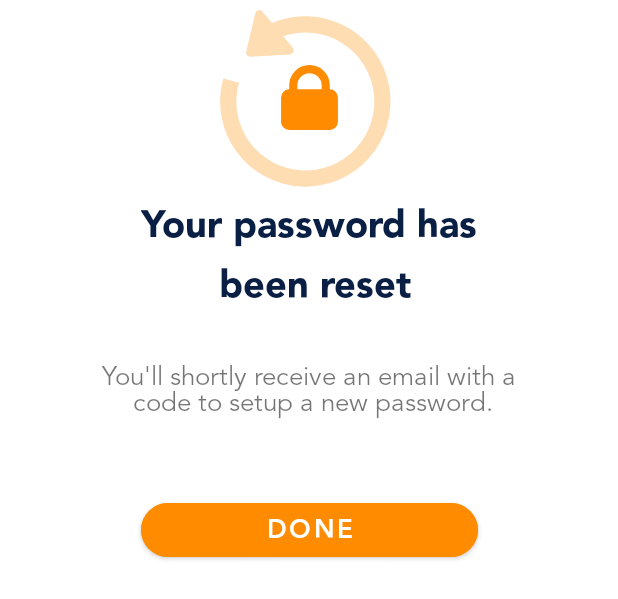
After one commit to nishank23/Urban_food, an Android app: the layout resetpassworddialog.xml on its own in the app's theme, with its tools: preview values and no code run, on a phone screen of 412 x 824 dp. The commit adds this screen. Shown: the top 599 px of the screen. Run offline under Robolectric (Android 15) with nearby library versions, the phone set to English and light mode, and no system bars.

Commit message:
- second commit

```diff
--- a/Urban_Food/app/src/main/res/drawable/ic_lock_overturning.xml
+++ b/Urban_Food/app/src/main/res/drawable/ic_lock_overturning.xml
@@ -4,11 +4,11 @@
     android:viewportWidth="130"
     android:viewportHeight="130">
   <path
-      android:pathData="M51.25,120a3.441,3.441 0,0 1,-2.434 -1,215.256 215.256,0 0,1 -20,-23.747A134.029,134.029 0,0 1,15.843 73.674C11.966,65.329 10,57.784 10,51.25a41.25,41.25 0,0 1,82.5 0,38.244 38.244,0 0,1 -0.736,6.951A34.279,34.279 0,0 0,58.125 92.5a33.836,33.836 0,0 0,4.51 16.713c-5.076,5.9 -8.8,9.627 -8.951,9.783A3.438,3.438 0,0 1,51.25 120ZM51.25,30.625A20.625,20.625 0,1 0,71.875 51.25,20.648 20.648,0 0,0 51.25,30.625Z"
+      android:pathData="M40.028,15.356A56.8,56.8 0,1 1,7.525 52.315l10.431,2.926A45.984,45.984 0,1 0,47.389 24.129l6.45,7.687A2.708,2.708 0,0 1,51.917 36.26L25.555,37.754a2.708,2.708 0,0 1,-2.788 -3.332L28.88,8.795A2.708,2.708 0,0 1,33.589 7.683Z"
+      android:strokeAlpha="0.3"
+      android:fillColor="#ff8c00"
+      android:fillAlpha="0.3"/>
+  <path
+      android:pathData="M78.542,86.666L51.459,86.666A5.423,5.423 0,0 1,46.042 81.25L46.042,65A5.423,5.423 0,0 1,51.459 59.583L51.459,56.874a13.541,13.541 0,1 1,27.083 0L78.542,59.583a5.423,5.423 0,0 1,5.417 5.416v16.25A5.423,5.423 0,0 1,78.542 86.666ZM65,48.75a8.134,8.134 0,0 0,-8.125 8.124L56.875,59.583h16.25L73.125,56.874A8.134,8.134 0,0 0,65 48.75Z"
       android:fillColor="#ff8c00"/>
-  <path
-      android:pathData="M92.5,120A27.507,27.507 0,0 1,81.8 67.161,27.507 27.507,0 0,1 103.2,117.839 27.325,27.325 0,0 1,92.5 120ZM82.184,89.067a3.436,3.436 0,0 0,-2.43 5.867l6.875,6.875a3.453,3.453 0,0 0,4.867 0l13.75,-13.75A3.442,3.442 0,0 0,100.372 83.2L89.055,94.515l-4.441,-4.441A3.414,3.414 0,0 0,82.184 89.067Z"
-      android:strokeAlpha="0.5"
-      android:fillColor="#ff8c00"
-      android:fillAlpha="0.5"/>
 </vector>
--- /dev/null
+++ b/Urban_Food/app/src/main/res/layout/resetpassworddialog.xml
@@ -0,0 +1,56 @@
+<?xml version="1.0" encoding="utf-8"?>
+<androidx.constraintlayout.widget.ConstraintLayout xmlns:android="http://schemas.android.com/apk/res/android"
+    android:layout_width="match_parent"
+    android:layout_height="match_parent"
+    xmlns:app="http://schemas.android.com/apk/res-auto">
+<ImageView
+    android:id="@+id/iv_password_reset"
+    android:layout_width="wrap_content"
+    android:layout_height="wrap_content"
+    android:src="@drawable/ic_lock_overturning"
+    app:layout_constraintStart_toStartOf="parent"
+    app:layout_constraintEnd_toEndOf="parent"
+    app:layout_constraintTop_toTopOf="parent"
+    />
+<com.google.android.material.textview.MaterialTextView
+    android:id="@+id/tv_password_reset"
+    android:layout_width="wrap_content"
+    android:layout_height="wrap_content"
+    android:text="Your password has\n been reset"
+    android:fontFamily="@font/avenir_black"
+    android:textSize="25sp"
+    android:textColor="@color/titleblue"
+    android:gravity="center"
+    app:layout_constraintStart_toStartOf="parent"
+    app:layout_constraintEnd_toEndOf="parent"
+    app:layout_constraintTop_toBottomOf="@+id/iv_password_reset"
+    />
+    <com.google.android.material.textview.MaterialTextView
+        android:id="@+id/tv_pwdreset"
+        android:layout_width="wrap_content"
+        android:layout_height="wrap_content"
+        app:layout_constraintStart_toStartOf="parent"
+        app:layout_constraintEnd_toEndOf="parent"
+        app:layout_constraintTop_toBottomOf="@+id/tv_password_reset"
+        android:layout_marginTop="30dp"
+        android:gravity="center"
+        android:text="@string/tv_receivepassword"
+        android:fontFamily="@font/avenir_book"
+        android:textSize="17sp"
+        />
+    <com.google.android.material.button.MaterialButton
+        android:layout_width="0dp"
+        android:layout_height="wrap_content"
+        android:layout_marginTop="50dp"
+        android:layout_marginBottom="30dp"
+        android:backgroundTint="@color/orange"
+        android:fontFamily="@font/avenir_heavy"
+        android:text="Done"
+        android:textSize="17sp"
+        app:cornerRadius="20dp"
+        app:layout_constraintEnd_toEndOf="@id/tv_password_reset"
+        app:layout_constraintStart_toStartOf="@id/tv_password_reset"
+
+        app:layout_constraintTop_toBottomOf="@id/tv_pwdreset" />
+
+</androidx.constraintlayout.widget.ConstraintLayout>
--- a/Urban_Food/app/src/main/res/values/strings.xml
+++ b/Urban_Food/app/src/main/res/values/strings.xml
@@ -16,6 +16,10 @@
     <string name="dob">Date of birth</string>
     <string name="No_account">Don\'t have an account?</string>
     <string name="signUp_below_text">By clicking Sign up you agree to the following Terms and Conditions without reservation</string>
+    <string name="verifynotv">We have sent you an SMS with a code to \n number +91</string>
+    <string name="next">Next</string>
+    <string name="social_network">Social Network</string>
+    <string name="tv_receivepassword">You\'ll shortly receive an email with a\n code to setup a new password.</string>
     <string name="phone_otp_verification">Phone Verification</string>
     <string name="not_get_otp">Didn\'t you received any code?</string>
     <string name="resend_otp">Resend a new code.</string>
```
Also changed, not shown: Urban_Food/app/src/main/res/layout/activity_verifyphone.xml (+85 -0 lines).
